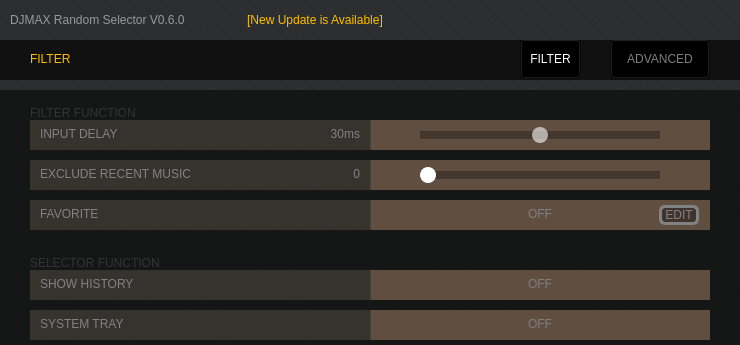
Qt form ui/selector.ui (wowvv0w/djmax-random-selector) before a commit; both pictures show x 0 to 740 and y 0 to 345 of the 740 by 540 pixel window.
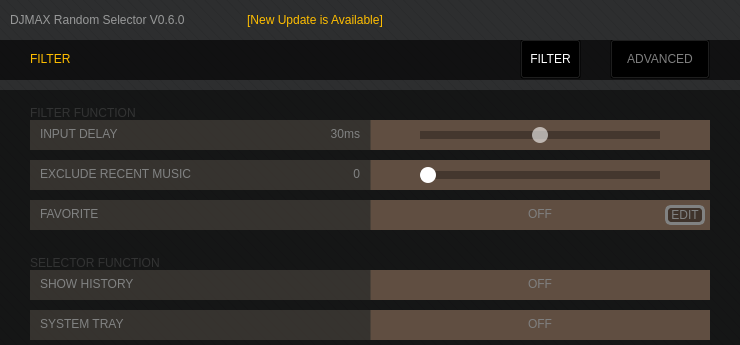
The same form after that commit. The open tabs and pages were chosen to show the change. Icons and pictures are not drawn.

Patch:
```diff
--- a/ui/selector.ui
+++ b/ui/selector.ui
@@ -2591,7 +2591,7 @@
       <widget class="QPushButton" name="favorite_edit">
        <property name="geometry">
         <rect>
-         <x>629</x>
+         <x>635</x>
          <y>5</y>
          <width>40</width>
          <height>20</height>
@@ -2824,7 +2824,7 @@
      <rect>
       <x>0</x>
       <y>0</y>
-      <width>560</width>
+      <width>620</width>
       <height>40</height>
      </rect>
     </property>
```
